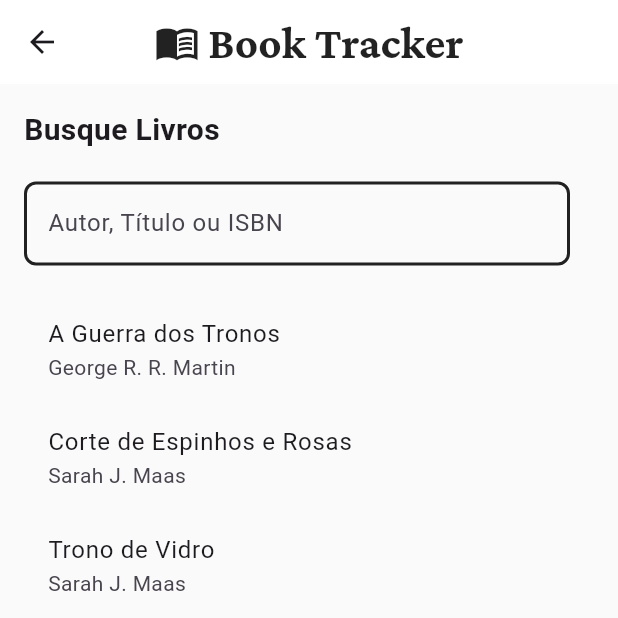
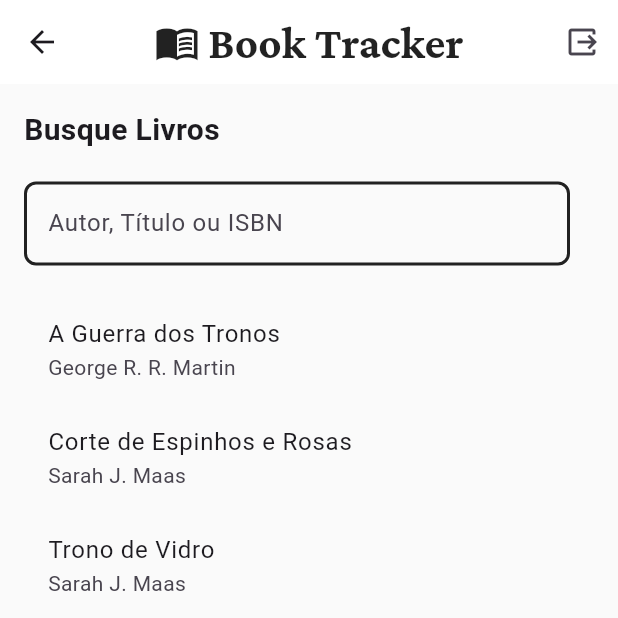
Before and after one commit to nicolemartinsx/book-tracker, a Flutter app: the AuthCheck screen opened directly, swiped to page 2, on a phone screen of 412 x 824 dp, the top half of it. Run offline on Flutter 3.47's test engine with Material 3 defaults, Android fonts, the phone set to English and light mode, and no system bars; our stand-ins replace firebase_auth, firebase_core, google_fonts; accounts and stored records are empty.

Commit message:
fix: login e logout

```diff
--- a/lib/app_bar.dart
+++ b/lib/app_bar.dart
@@ -2,7 +2,7 @@
 import 'package:flutter/material.dart';
 import 'package:google_fonts/google_fonts.dart';
 
-PreferredSizeWidget buildCustomAppBar(String title) {
+PreferredSizeWidget buildCustomAppBar(String title, [Function()? logout]) {
   return AppBar(
     centerTitle: true,
     title: Row(
@@ -18,5 +18,10 @@ PreferredSizeWidget buildCustomAppBar(String title) {
       fontWeight: FontWeight.bold,
       color: Colors.black87,
     ),
+
+    actions: [
+      if (logout != null)
+        IconButton(onPressed: logout, icon: Icon(Icons.output_outlined)),
+    ],
   );
 }
--- a/lib/book_tracker.dart
+++ b/lib/book_tracker.dart
@@ -1,4 +1,5 @@
-import 'package:book_tracker/pages/home_page.dart';
+import 'package:book_tracker/pages/login_page.dart';
+
 import 'package:flutter/material.dart';
 
 class BookTracker extends StatelessWidget {
@@ -20,7 +21,7 @@ class BookTracker extends StatelessWidget {
           ),
         ),
       ),
-      home: HomePage(),
+      home: LoginPage(),
     );
   }
 }
--- a/lib/pages/home_page.dart
+++ b/lib/pages/home_page.dart
@@ -1,8 +1,11 @@
 import 'package:book_tracker/app_bar.dart';
 import 'package:book_tracker/pages/estante_page.dart';
 import 'package:book_tracker/pages/feed_page.dart';
+import 'package:book_tracker/pages/login_page.dart';
 import 'package:book_tracker/pages/pesquisa_page.dart';
+import 'package:book_tracker/services/auth_service.dart';
 import 'package:flutter/material.dart';
+import 'package:provider/provider.dart';
 
 class HomePage extends StatefulWidget {
   const HomePage({super.key});
@@ -27,12 +30,18 @@ class _HomePageState extends State<HomePage> {
     });
   }
 
-
+  logout() async {
+    await context.read<AuthService>().logout();
+    Navigator.of(context).pushAndRemoveUntil(
+      MaterialPageRoute(builder: (context) => LoginPage()),
+      (Route<dynamic> route) => false,
+    );
+  }
 
   @override
   Widget build(BuildContext context) {
     return Scaffold(
-      appBar: buildCustomAppBar('Book Tracker'),
+      appBar: buildCustomAppBar('Book Tracker', logout),
       body: Container(
         color: Colors.grey[100],
         child: PageView(
--- a/lib/pages/pesquisa_page.dart
+++ b/lib/pages/pesquisa_page.dart
@@ -8,24 +8,19 @@ class SearchPage extends StatefulWidget {
 
   @override
   State<SearchPage> createState() => _SearchPageState();
-
 }
 
 class _SearchPageState extends State<SearchPage> {
-
-
   final TextEditingController searchController = TextEditingController();
 
   List<Livro> allBooks = LivroRepository.livros;
   List<Livro> searchResults = [];
-
 
   @override
   void initState() {
     super.initState();
     searchResults = allBooks.take(5).toList(); // Mostra 5 livros logo de cara
   }
-
 
   void _searchBooks() {
     String query = searchController.text.trim().toLowerCase();
@@ -34,7 +29,8 @@ void _searchBooks() {
       if (query.isEmpty) {
         searchResults = allBooks.take(5).toList();
       } else {
-      searchResults = allBooks.where((livro) {
+        searchResults =
+            allBooks.where((livro) {
               return livro.titulo.toLowerCase().contains(query) ||
                   livro.autor.toLowerCase().contains(query) ||
                   livro.id.contains(query);
@@ -78,20 +74,6 @@ void _searchBooks() {
                   ),
                 ),
                 SizedBox(width: 16),
-
-
-             /*   ElevatedButton(
-                  onPressed: _searchBooks,  //função lá em cima
-                  style: ElevatedButton.styleFrom(
-                    shape: RoundedRectangleBorder(
-                      borderRadius: BorderRadius.circular(8),
-                    ),
-                    backgroundColor: Colors.blueGrey[900],
-                    padding: EdgeInsets.symmetric(vertical: 13),
-                  ),
-                  child: Icon(Icons.search, color: Colors.white, size: 30),
-                ),
-            */
               ],
             ),
 
--- a/lib/widgets/auth_check.dart
+++ b/lib/widgets/auth_check.dart
@@ -5,7 +5,7 @@ import 'package:flutter/material.dart';
 import 'package:provider/provider.dart';
 
 class AuthCheck extends StatefulWidget {
-  const AuthCheck({ Key? key }) : super(key: key);
+  const AuthCheck({ super.key });
 
   @override
   _AuthCheckState createState() => _AuthCheckState();
@@ -17,11 +17,9 @@ class _AuthCheckState extends State<AuthCheck> {
 
     AuthService auth = Provider.of<AuthService>(context);
 
-    if(auth.isLoading)
-
+    if(auth.isLoading) {
       return loading();
-
-    else if(auth.usuario == null )
+    } else if(auth.usuario == null )
 
       return LoginPage();
 
```
Also changed, not shown: lib/main.dart (+3 -10 lines), lib/pages/cadastro_page.dart (+12 -19 lines), lib/pages/login_page.dart (+18 -29 lines), lib/services/auth_service.dart (+31 -54 lines), 1 other file. Lines whose indentation alone changed are shown as unchanged.
